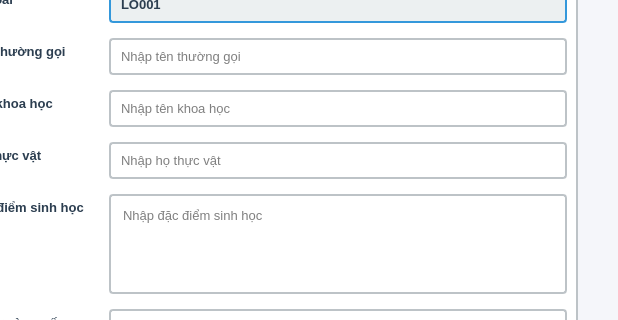
Qt form CSDL_doan/Phieuloai.ui (chammtnk25411/CSDL_QLCX) before a commit; both pictures show x 82 to 700 and y 145 to 465 of the 700 by 700 pixel window.
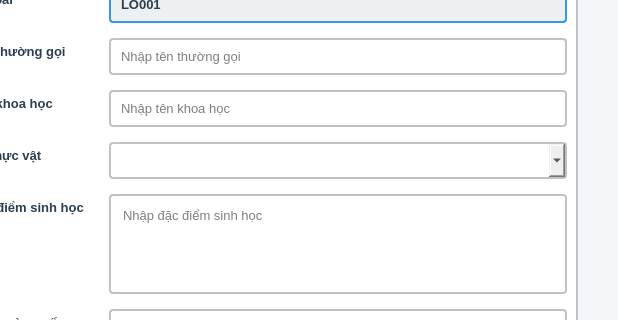
The same form after that commit.

Diff of the .ui file:
```diff
--- a/CSDL_doan/Phieuloai.ui
+++ b/CSDL_doan/Phieuloai.ui
@@ -87,7 +87,7 @@
        <set>Qt::AlignRight</set>
       </property>
       <property name="formAlignment">
-       <set>Qt::AlignLeft|Qt::AlignTop</set>
+       <set>Qt::AlignLeading|Qt::AlignLeft|Qt::AlignTop</set>
       </property>
       <property name="horizontalSpacing">
        <number>20</number>
@@ -176,18 +176,6 @@
         </property>
        </widget>
       </item>
-      <item row="3" column="1">
-       <widget class="QLineEdit" name="familyInput">
-        <property name="placeholderText">
-         <string>Nhập họ thực vật</string>
-        </property>
-        <property name="styleSheet">
-         <string>padding: 8px; border: 2px solid #bdc3c7; border-radius: 4px; font-size: 13px;</string>
-        </property>
-       </widget>
-      </item>
-
-      <!-- Đặc điểm sinh học -->
       <item row="4" column="0">
        <widget class="QLabel" name="characteristicsLabel">
         <property name="text">
@@ -290,6 +278,13 @@
         </item>
        </widget>
       </item>
+      <item row="3" column="1">
+       <widget class="QComboBox" name="statusCombo_2">
+        <property name="styleSheet">
+         <string>padding: 8px; border: 2px solid #bdc3c7; border-radius: 4px; font-size: 13px;</string>
+        </property>
+       </widget>
+      </item>
      </layout>
     </widget>
    </item>
```
Left out of the diff: 116 changed lines with no effect on the pictures.
